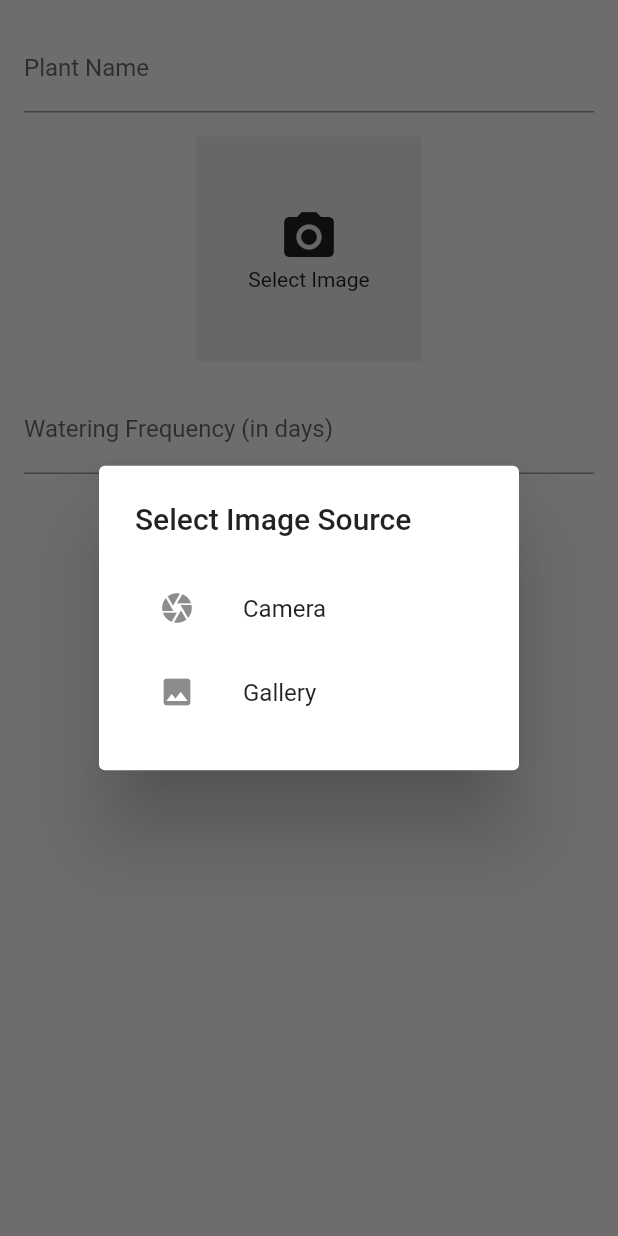
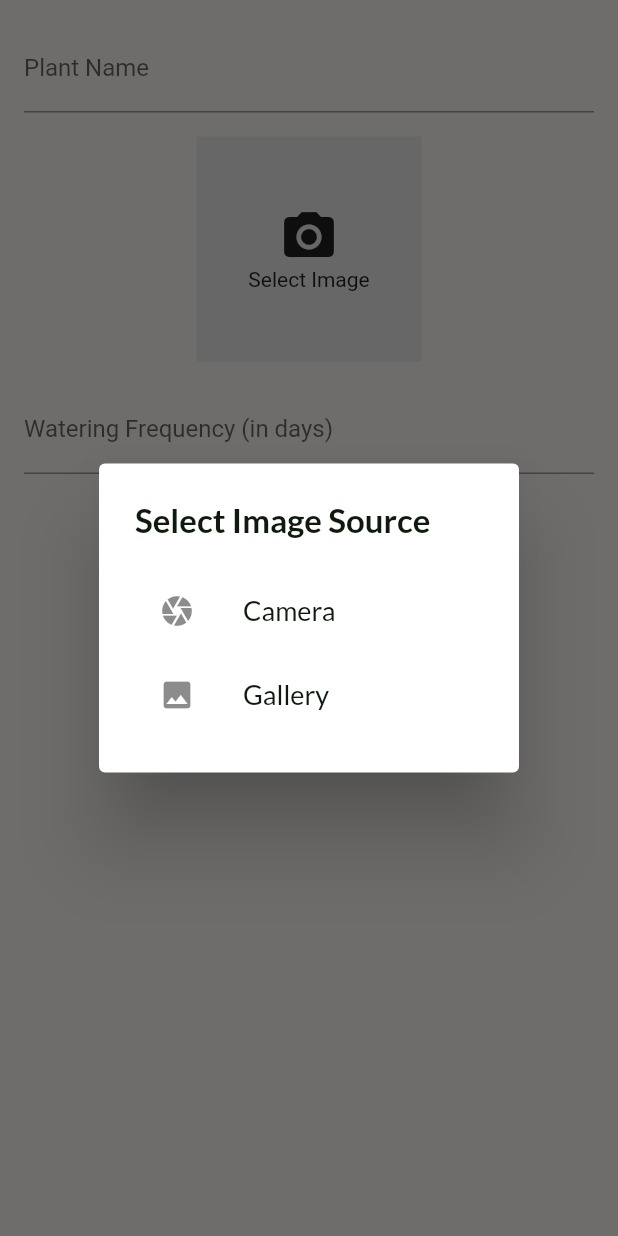
Before and after one commit to ReemanS/planthydrator, a Flutter app: the AddPlant widget shown alone on an empty page, opened directly, after a tap on "Select Image", on a phone screen of 412 x 824 dp. Run offline on Flutter 3.47's test engine with Material 2 defaults, Android fonts, the phone set to English and light mode, and no system bars; our stand-ins replace google_fonts, image_picker, sqflite; accounts and stored records are empty.

```diff
--- a/lib/screens/add_plant.dart
+++ b/lib/screens/add_plant.dart
@@ -1,7 +1,7 @@
 import "dart:io";
 import "package:flutter/material.dart";
 import "package:image_picker/image_picker.dart";
-import "package:path/path.dart";
+// import "package:path/path.dart";
 import "package:planthydrator/helpers/sql_helper.dart";
 
 class AddPlant extends StatefulWidget {
@@ -43,21 +43,28 @@ class _AddPlantState extends State<AddPlant> {
     showDialog(
       context: context,
       builder: (context) => AlertDialog(
-        title: Text('Select Image Source'),
+        title: Text(
+          'Select Image Source',
+          style: Theme.of(context).textTheme.displayMedium,
+        ),
         content: Column(
           mainAxisSize: MainAxisSize.min,
           children: [
             ListTile(
-              leading: Icon(Icons.camera),
-              title: Text('Camera'),
+              leading: const Icon(Icons.camera),
+              title: Text(
+                'Camera',
+                style: Theme.of(context).textTheme.displaySmall,
+              ),
               onTap: () {
                 _pickImageFromCamera();
                 Navigator.pop(context); // Close the dialog after selection
               },
             ),
             ListTile(
-              leading: Icon(Icons.image),
-              title: Text('Gallery'),
+              leading: const Icon(Icons.image),
+              title: Text('Gallery',
+                  style: Theme.of(context).textTheme.displaySmall),
               onTap: () {
                 _pickImageFromGallery();
                 Navigator.pop(context); // Close the dialog after selection
@@ -96,7 +103,7 @@ class _AddPlantState extends State<AddPlant> {
           mainAxisSize: MainAxisSize.min,
           children: [
             TextFormField(
-              decoration: InputDecoration(labelText: 'Plant Name'),
+              decoration: const InputDecoration(labelText: 'Plant Name'),
               validator: (value) {
                 if (value == null || value.isEmpty) {
                   return 'Please enter a plant name';
```
Also changed, not shown: lib/home.dart (+4 -129 lines), lib/main.dart (+5 -5 lines).
